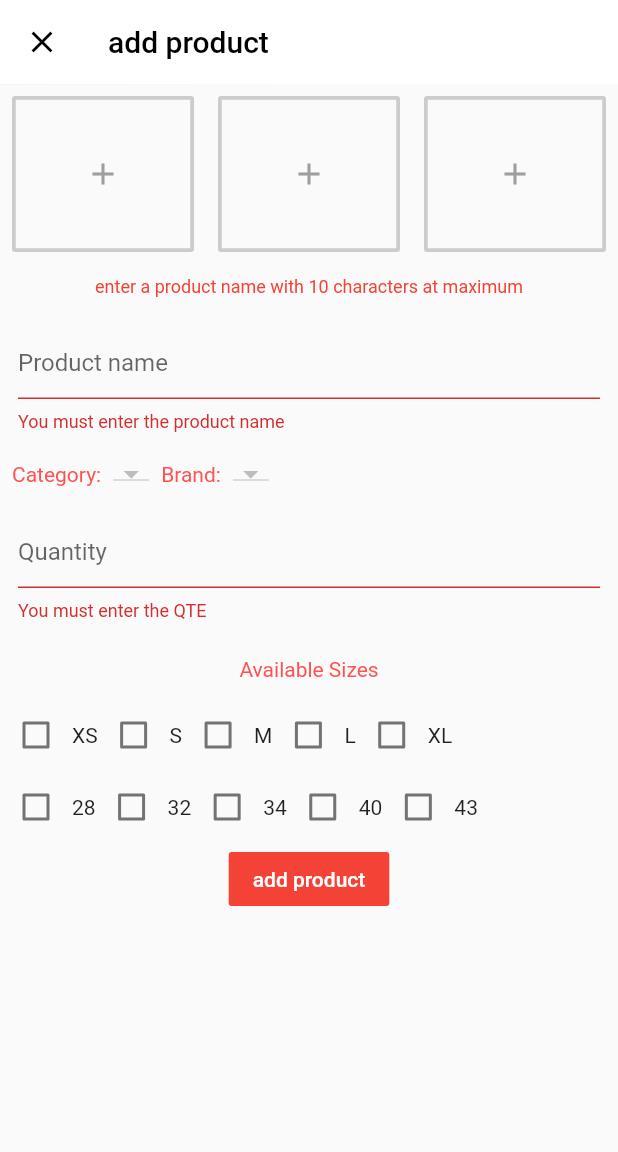
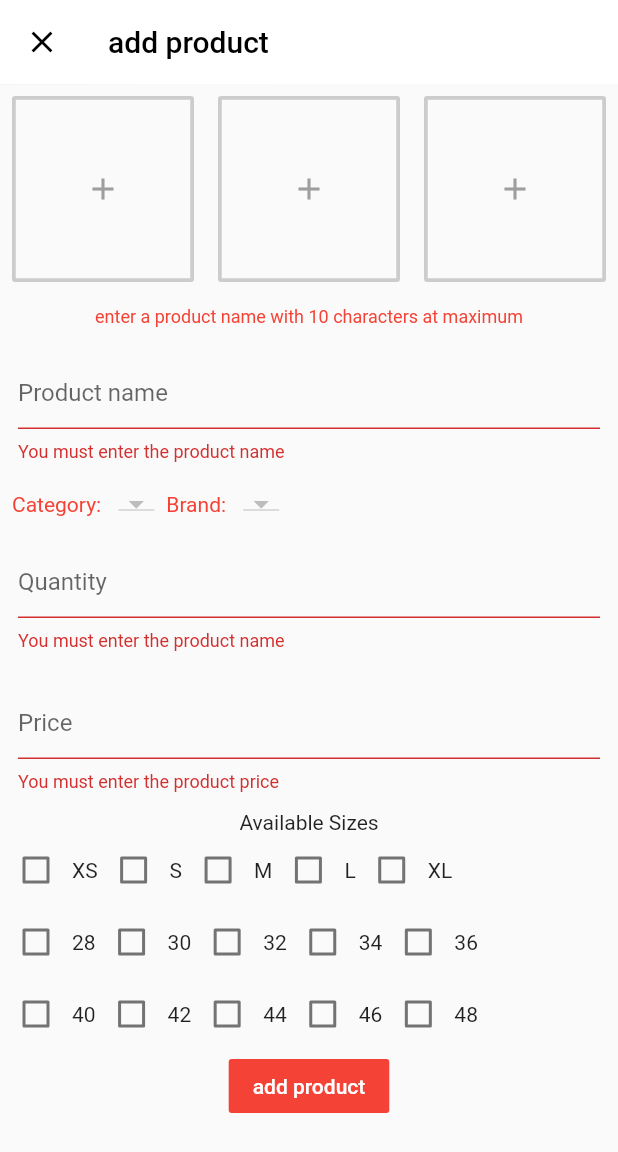
Before and after one commit to brakenseddik/shoppy_admin, a Flutter app: the AddProduct screen opened directly, after a tap on "add product", on a phone screen of 412 x 824 dp. Shown: the top 1152 px of the screen. Run offline on Flutter 3.47's test engine with Material 2 defaults, Android fonts, the phone set to English and light mode, and no system bars; our stand-ins replace cloud_firestore, firebase_storage, fluttertoast, image_picker; accounts and stored records are empty.

Commit message:
add products to firestore & storage

```diff
--- a/lib/db/product.dart
+++ b/lib/db/product.dart
@@ -1,16 +1,14 @@
 import 'package:cloud_firestore/cloud_firestore.dart';
 import 'package:uuid/uuid.dart';
-import 'dart:convert';
 
 class ProductService {
   Firestore _firestore = Firestore.instance;
   String ref = 'products';
 
-  // ignore: non_constant_identifier_names
-  void UploadProduct(Map details) {
+  void uploadProduct(Map<String, dynamic> data) {
     var id = Uuid();
     String productId = id.v1();
-
-    _firestore.collection(ref).document(productId).setData(details);
+    data["id"] = productId;
+    _firestore.collection(ref).document(productId).setData(data);
   }
 }
--- a/lib/screens/add_product.dart
+++ b/lib/screens/add_product.dart
@@ -1,13 +1,13 @@
 import 'dart:io';
 
+import 'package:firebase_storage/firebase_storage.dart';
 import 'package:flutter/material.dart';
 import 'package:cloud_firestore/cloud_firestore.dart';
-import 'package:firebase_storage/firebase_storage.dart';
+import 'package:image_picker/image_picker.dart';
+import '../db/product.dart';
 import '../db/category.dart';
 import '../db/brand.dart';
-import 'package:flutter_typeahead/flutter_typeahead.dart';
-import 'package:image_picker/image_picker.dart';
-import 'package:fluttertoast/fluttertoast.dart';
+//import 'package:fluttertoast/fluttertoast.dart';
 
 class AddProduct extends StatefulWidget {
   @override
@@ -17,9 +17,11 @@ class AddProduct extends StatefulWidget {
 class _AddProductState extends State<AddProduct> {
   CategoryService _categoryService = CategoryService();
   BrandService _brandService = BrandService();
+  ProductService productService = ProductService();
   GlobalKey<FormState> _formKey = GlobalKey<FormState>();
   TextEditingController productNameController = TextEditingController();
-  TextEditingController quantityController = TextEditingController();
+  TextEditingController quatityController = TextEditingController();
+  final priceController = TextEditingController();
   List<DocumentSnapshot> brands = <DocumentSnapshot>[];
   List<DocumentSnapshot> categories = <DocumentSnapshot>[];
   List<DropdownMenuItem<String>> categoriesDropDown =
@@ -27,17 +29,15 @@ class _AddProductState extends State<AddProduct> {
   List<DropdownMenuItem<String>> brandsDropDown = <DropdownMenuItem<String>>[];
   String _currentCategory;
   String _currentBrand;
-
-  List<String> availableSizes = <String>[];
-
-  File _fileImage1;
-  File _fileImage2;
-  File _fileImage3;
-
   Color white = Colors.white;
   Color black = Colors.black;
   Color grey = Colors.grey;
   Color red = Colors.red;
+  List<String> selectedSizes = <String>[];
+  File _image1;
+  File _image2;
+  File _image3;
+  bool isLoading = false;
 
   @override
   void initState() {
@@ -45,28 +45,28 @@ class _AddProductState extends State<AddProduct> {
     _getBrands();
   }
 
-  getCategoriesDropdown() {
+  List<DropdownMenuItem<String>> getCategoriesDropdown() {
     List<DropdownMenuItem<String>> items = new List();
     for (int i = 0; i < categories.length; i++) {
       setState(() {
         items.insert(
             0,
             DropdownMenuItem(
-                child: Text(categories[i]['category']),
+                child: Text(categories[i].data['category']),
                 value: categories[i].data['category']));
       });
     }
     return items;
   }
 
-  getBrandsDropdown() {
+  List<DropdownMenuItem<String>> getBrandosDropDown() {
     List<DropdownMenuItem<String>> items = new List();
     for (int i = 0; i < brands.length; i++) {
       setState(() {
         items.insert(
             0,
             DropdownMenuItem(
-                child: Text(brands[i]['brand']),
+                child: Text(brands[i].data['brand']),
                 value: brands[i].data['brand']));
       });
     }
@@ -91,7 +91,9 @@ class _AddProductState extends State<AddProduct> {
       body: Form(
         key: _formKey,
         child: SingleChildScrollView(
-          child: Column(
+          child: isLoading
+              ? CircularProgressIndicator()
+              : Column(
                   children: <Widget>[
                     Row(
                       children: <Widget>[
@@ -102,13 +104,12 @@ class _AddProductState extends State<AddProduct> {
                                 borderSide: BorderSide(
                                     color: grey.withOpacity(0.5), width: 2.5),
                                 onPressed: () {
-                          selectImage(
+                                  _selectImage(
                                       ImagePicker.pickImage(
                                           source: ImageSource.gallery),
                                       1);
                                 },
-                        child: _displayChild1(),
-                      ),
+                                child: _displayChild1()),
                           ),
                         ),
                         Expanded(
@@ -118,7 +119,7 @@ class _AddProductState extends State<AddProduct> {
                                 borderSide: BorderSide(
                                     color: grey.withOpacity(0.5), width: 2.5),
                                 onPressed: () {
-                            selectImage(
+                                  _selectImage(
                                       ImagePicker.pickImage(
                                           source: ImageSource.gallery),
                                       2);
@@ -133,12 +134,13 @@ class _AddProductState extends State<AddProduct> {
                               borderSide: BorderSide(
                                   color: grey.withOpacity(0.5), width: 2.5),
                               onPressed: () {
-                            selectImage(
+                                _selectImage(
                                     ImagePicker.pickImage(
                                         source: ImageSource.gallery),
                                     3);
                               },
-                          child: _displayChild3()),
+                              child: _displayChild3(),
+                            ),
                           ),
                         ),
                       ],
@@ -172,148 +174,143 @@ class _AddProductState extends State<AddProduct> {
                     Row(
                       children: <Widget>[
                         Padding(
+                          padding: const EdgeInsets.all(8.0),
                           child: Text(
-                      'Category:',
-                      style: TextStyle(color: Colors.redAccent),
+                            'Category: ',
+                            style: TextStyle(color: red),
                           ),
-                    padding: EdgeInsets.all(8),
                         ),
                         DropdownButton(
+                          items: categoriesDropDown,
+                          onChanged: changeSelectedCategory,
                           value: _currentCategory,
-                    onChanged: changeSelectedCategory,
-                    items: categoriesDropDown,
                         ),
                         Padding(
+                          padding: const EdgeInsets.all(8.0),
                           child: Text(
-                      'Brand:',
-                      style: TextStyle(color: Colors.redAccent),
+                            'Brand: ',
+                            style: TextStyle(color: red),
                           ),
-                    padding: EdgeInsets.all(8),
                         ),
                         DropdownButton(
+                          items: brandsDropDown,
+                          onChanged: changeSelectedBrand,
                           value: _currentBrand,
-                    onChanged: changeSelectedBrand,
-                    items: brandsDropDown,
                         ),
                       ],
                     ),
 
+//
                     Padding(
                       padding: const EdgeInsets.all(12.0),
                       child: TextFormField(
-                  controller: quantityController,
-                  decoration: InputDecoration(hintText: 'Quantity'),
-                  keyboardType: TextInputType.numberWithOptions(),
+                        controller: quatityController,
+                        keyboardType: TextInputType.number,
+                        decoration: InputDecoration(
+                          hintText: 'Quantity',
+                        ),
                         validator: (value) {
                           if (value.isEmpty) {
-                      return 'You must enter the QTE';
-                    } else if (value.length > 10) {
-                      return 'Product name cant have more than 10 letters';
+                            return 'You must enter the product name';
                           }
                         },
                       ),
                     ),
 
                     Padding(
-                child: Text(
-                  'Available Sizes',
-                  style: TextStyle(color: Colors.redAccent),
+                      padding: const EdgeInsets.all(12.0),
+                      child: TextFormField(
+                        controller: priceController,
+                        keyboardType: TextInputType.number,
+                        decoration: InputDecoration(
+                          hintText: 'Price',
                         ),
-                padding: EdgeInsets.all(12),
+                        validator: (value) {
+                          // ignore: missing_return
+                          if (value.isEmpty) {
+                            // ignore: missing_return
+                            return 'You must enter the product price';
+                          }
+                        },
                       ),
+                    ),
+
+                    Text('Available Sizes'),
+
                     Row(
                       children: <Widget>[
                         Checkbox(
-                      value: availableSizes.contains('XS'),
+                            value: selectedSizes.contains('XS'),
                             onChanged: (value) => changeSelectedSize('XS')),
                         Text('XS'),
                         Checkbox(
-                      value: availableSizes.contains('S'),
+                            value: selectedSizes.contains('S'),
                             onChanged: (value) => changeSelectedSize('S')),
                         Text('S'),
                         Checkbox(
-                      value: availableSizes.contains('M'),
+                            value: selectedSizes.contains('M'),
                             onChanged: (value) => changeSelectedSize('M')),
                         Text('M'),
                         Checkbox(
-                      value: availableSizes.contains('L'),
+                            value: selectedSizes.contains('L'),
                             onChanged: (value) => changeSelectedSize('L')),
                         Text('L'),
                         Checkbox(
-                      value: availableSizes.contains('XL'),
+                            value: selectedSizes.contains('XL'),
                             onChanged: (value) => changeSelectedSize('XL')),
                         Text('XL'),
                       ],
                     ),
+
                     Row(
                       children: <Widget>[
                         Checkbox(
-                      value: availableSizes.contains('28'),
+                            value: selectedSizes.contains('28'),
                             onChanged: (value) => changeSelectedSize('28')),
                         Text('28'),
                         Checkbox(
-                      value: availableSizes.contains('32'),
+                            value: selectedSizes.contains('30'),
+                            onChanged: (value) => changeSelectedSize('30')),
+                        Text('30'),
+                        Checkbox(
+                            value: selectedSizes.contains('32'),
                             onChanged: (value) => changeSelectedSize('32')),
                         Text('32'),
                         Checkbox(
-                      value: availableSizes.contains('34'),
+                            value: selectedSizes.contains('34'),
                             onChanged: (value) => changeSelectedSize('34')),
                         Text('34'),
                         Checkbox(
-                      value: availableSizes.contains('40'),
+                            value: selectedSizes.contains('36'),
+                            onChanged: (value) => changeSelectedSize('36')),
+                        Text('36'),
+                      ],
+                    ),
+
+                    Row(
+                      children: <Widget>[
+                        Checkbox(
+                            value: selectedSizes.contains('40'),
                             onChanged: (value) => changeSelectedSize('40')),
                         Text('40'),
                         Checkbox(
-                      value: availableSizes.contains('43'),
-                      onChanged: (value) => changeSelectedSize('43')),
-                  Text('43'),
+                            value: selectedSizes.contains('42'),
+                            onChanged: (value) => changeSelectedSize('42')),
+                        Text('42'),
+                        Checkbox(
+                            value: selectedSizes.contains('44'),
+                            onChanged: (value) => changeSelectedSize('44')),
+                        Text('44'),
+                        Checkbox(
+                            value: selectedSizes.contains('46'),
+                            onChanged: (value) => changeSelectedSize('46')),
+                        Text('46'),
+                        Checkbox(
+                            value: selectedSizes.contains('48'),
+                            onChanged: (value) => changeSelectedSize('48')),
+                        Text('48'),
                       ],
                     ),
-              /* Padding(
-                padding: const EdgeInsets.all(8.0),
-                child: TypeAheadField(
-                  textFieldConfiguration: TextFieldConfiguration(
-                      autofocus: false,
-                      decoration: InputDecoration(hintText: 'add category')),
-                  suggestionsCallback: (pattern) async {
-                    return await _categoryService.getSuggestions(pattern);
-                  },
-                  itemBuilder: (context, suggestion) {
-                    return ListTile(
-                      leading: Icon(Icons.category),
-                      title: Text(suggestion['category']),
-                    );
-                  },
-                  onSuggestionSelected: (suggestion) {
-                    setState(() {
-                      _currentCategory = suggestion['category'];
-                    });
-                  },
-                ),
-              ),*/
-//            select brand
-              /*  Padding(
-                padding: const EdgeInsets.all(8.0),
-                child: TypeAheadField(
-                  textFieldConfiguration: TextFieldConfiguration(
-                      autofocus: false,
-                      decoration: InputDecoration(hintText: 'add brand')),
-                  suggestionsCallback: (pattern) async {
-                    return await _brandService.getSuggestions(pattern);
-                  },
-                  itemBuilder: (context, suggestion) {
-                    return ListTile(
-                      leading: Icon(Icons.category),
-                      title: Text(suggestion['brand']),
-                    );
-                  },
-                  onSuggestionSelected: (suggestion) {
-                    setState(() {
-                      _currentBrand = suggestion['brand'];
-                    });
-                  },
-                ),
-              ),*/
 
                     FlatButton(
                       color: red,
@@ -336,9 +333,7 @@ class _AddProductState extends State<AddProduct> {
     setState(() {
       categories = data;
       categoriesDropDown = getCategoriesDropdown();
-
       _currentCategory = categories[0].data['category'];
-      print(categories.length);
     });
   }
 
@@ -347,10 +342,8 @@ class _AddProductState extends State<AddProduct> {
     print(data.length);
     setState(() {
       brands = data;
-      brandsDropDown = getBrandsDropdown();
-
+      brandsDropDown = getBrandosDropDown();
       _currentBrand = brands[0].data['brand'];
-      print(brands.length);
     });
   }
 
@@ -359,90 +352,85 @@ class _AddProductState extends State<AddProduct> {
   }
 
   changeSelectedBrand(String selectedBrand) {
-    setState(() => _currentBrand = selectedBrand);
+    setState(() => _currentCategory = selectedBrand);
   }
 
   void changeSelectedSize(String size) {
-    if (availableSizes.contains(size)) {
+    if (selectedSizes.contains(size)) {
       setState(() {
-        availableSizes.remove(size);
+        selectedSizes.remove(size);
       });
-    } else
+    } else {
       setState(() {
-        availableSizes.add(size);
+        selectedSizes.insert(0, size);
       });
     }
+  }
 
-  selectImage(Future<File> pickImage, int number) async {
-    File tempImage = await pickImage;
-    switch (number) {
+  void _selectImage(Future<File> pickImage, int imageNumber) async {
+    File tempImg = await pickImage;
+    switch (imageNumber) {
       case 1:
-        setState(() {
-          _fileImage1 = tempImage;
-        });
+        setState(() => _image1 = tempImg);
         break;
       case 2:
-        setState(() {
-          _fileImage2 = tempImage;
-        });
+        setState(() => _image2 = tempImg);
         break;
       case 3:
-        setState(() {
-          _fileImage3 = tempImage;
-        });
+        setState(() => _image3 = tempImg);
         break;
     }
   }
 
-  _displayChild1() {
-    if (_fileImage1 == null) {
+  Widget _displayChild1() {
+    if (_image1 == null) {
       return Padding(
-        padding: const EdgeInsets.fromLTRB(14, 40, 14, 40),
-        child: Icon(
+        padding: const EdgeInsets.fromLTRB(14, 50, 14, 50),
+        child: new Icon(
           Icons.add,
           color: grey,
         ),
       );
     } else {
       return Image.file(
-        _fileImage1,
-        fit: BoxFit.fitWidth,
+        _image1,
+        fit: BoxFit.fill,
         width: double.infinity,
       );
     }
   }
 
-  _displayChild2() {
-    if (_fileImage2 == null) {
+  Widget _displayChild2() {
+    if (_image2 == null) {
       return Padding(
-        padding: const EdgeInsets.fromLTRB(14, 40, 14, 40),
-        child: Icon(
+        padding: const EdgeInsets.fromLTRB(14, 50, 14, 50),
+        child: new Icon(
           Icons.add,
           color: grey,
         ),
       );
     } else {
       return Image.file(
-        _fileImage2,
-        fit: BoxFit.fitWidth,
+        _image2,
+        fit: BoxFit.fill,
         width: double.infinity,
       );
     }
   }
 
-  _displayChild3() {
-    if (_fileImage3 == null) {
+  Widget _displayChild3() {
+    if (_image3 == null) {
       return Padding(
-        padding: const EdgeInsets.fromLTRB(14, 40, 14, 40),
-        child: Icon(
+        padding: const EdgeInsets.fromLTRB(14, 50, 14, 50),
+        child: new Icon(
           Icons.add,
           color: grey,
         ),
       );
     } else {
       return Image.file(
-        _fileImage3,
-        fit: BoxFit.fitWidth,
+        _image3,
+        fit: BoxFit.fill,
         width: double.infinity,
       );
     }
@@ -450,38 +438,61 @@ class _AddProductState extends State<AddProduct> {
 
   void validateAndUpload() async {
     if (_formKey.currentState.validate()) {
-      if (_fileImage1 != null && _fileImage2 != null && _fileImage3 != null) {
-        if (availableSizes.isEmpty) {
-          String imgUrl1;
-          String imgUrl2;
-          String imgUrl3;
+      setState(() => isLoading = true);
+      if (_image1 != null && _image2 != null && _image3 != null) {
+        if (selectedSizes.isNotEmpty) {
+          String imageUrl1;
+          String imageUrl2;
+          String imageUrl3;
+
           final FirebaseStorage storage = FirebaseStorage.instance;
           final String picture1 =
-              '1${DateTime.now().millisecondsSinceEpoch.toString()}.jpg';
+              "1${DateTime.now().millisecondsSinceEpoch.toString()}.jpg";
           StorageUploadTask task1 =
-              storage.ref().child(picture1).putFile(_fileImage1);
+              storage.ref().child(picture1).putFile(_image1);
           final String picture2 =
-              '2${DateTime.now().millisecondsSinceEpoch.toString()}.jpg';
+              "2${DateTime.now().millisecondsSinceEpoch.toString()}.jpg";
           StorageUploadTask task2 =
-              storage.ref().child(picture2).putFile(_fileImage2);
+              storage.ref().child(picture2).putFile(_image2);
           final String picture3 =
-              '3${DateTime.now().millisecondsSinceEpoch.toString()}.jpg';
+              "3${DateTime.now().millisecondsSinceEpoch.toString()}.jpg";
           StorageUploadTask task3 =
-              storage.ref().child(picture3).putFile(_fileImage3);
+              storage.ref().child(picture3).putFile(_image3);
+
           StorageTaskSnapshot snapshot1 =
               await task1.onComplete.then((snapshot) => snapshot);
           StorageTaskSnapshot snapshot2 =
               await task2.onComplete.then((snapshot) => snapshot);
+
           task3.onComplete.then((snapshot3) async {
-            imgUrl1 = await snapshot1.ref.getDownloadURL();
-            imgUrl2 = await snapshot2.ref.getDownloadURL();
-            imgUrl3 = await snapshot3.ref.getDownloadURL();
+            imageUrl1 = await snapshot1.ref.getDownloadURL();
+            imageUrl2 = await snapshot2.ref.getDownloadURL();
+            imageUrl3 = await snapshot3.ref.getDownloadURL();
+            List<String> imageList = [imageUrl1, imageUrl2, imageUrl3];
+
+            productService.uploadProduct({
+              "name": productNameController.text,
+              "price": double.parse(priceController.text),
+              "sizes": selectedSizes,
+              "images": imageList,
+              "quantity": int.parse(quatityController.text),
+              "brand": _currentBrand,
+              "category": _currentCategory
+            });
+            _formKey.currentState.reset();
+            setState(() => isLoading = false);
+//            Fluttertoast.showToast(msg: 'Product added');
+            Navigator.pop(context);
           });
         } else {
-          Fluttertoast.showToast(msg: 'select one size at least');
+          setState(() => isLoading = false);
+
+//          Fluttertoast.showToast(msg: 'select atleast one size');
         }
       } else {
-        Fluttertoast.showToast(msg: 'all images should be provided');
+        setState(() => isLoading = false);
+
+//        Fluttertoast.showToast(msg: 'all the images must be provided');
       }
     }
   }
```
Lines whose indentation alone changed are shown as unchanged.
